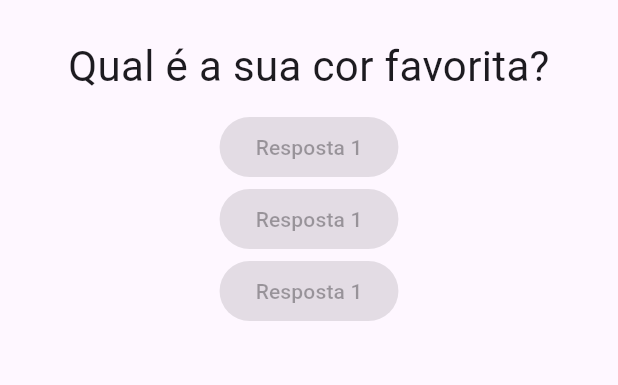
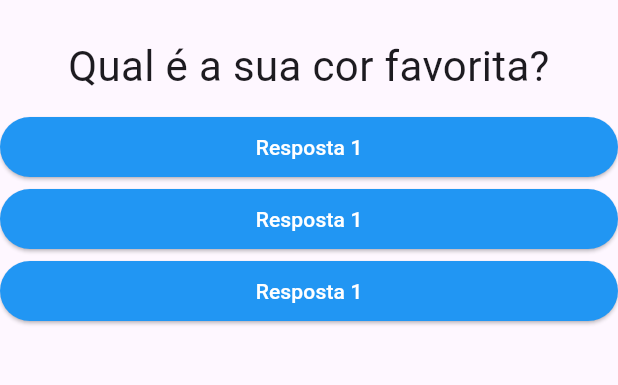
Before and after one commit to JonatasFSilva/curso_flutter, a Flutter app: the screen it shows after launch, on a phone screen of 412 x 824 dp, the part 63-448 px from its top. Run offline on Flutter 3.47's test engine with Material 3 defaults, Android fonts, the phone set to English and light mode, and no system bars.

Commit message:
repafotacao da classe resposta

```diff
--- a/projeto_perguntas/lib/main.dart
+++ b/projeto_perguntas/lib/main.dart
@@ -13,7 +13,6 @@ class _PerguntaAppState extends State<PerguntaApp> {
     setState(() {
       _perguntaSelecionada++; // incremento
     });
-    print(_perguntaSelecionada);
   }
 
   @override
@@ -30,9 +29,9 @@ class _PerguntaAppState extends State<PerguntaApp> {
         body: Column(
           children: <Widget>[
             Questao(perguntas[_perguntaSelecionada]),
-            Resposta("Resposta 1"),
-            Resposta("Resposta 2"),
-            Resposta("Resposta 3"),
+            Resposta("Resposta 1", _responder),
+            Resposta("Resposta 2", _responder),
+            Resposta("Resposta 3", _responder),
           ],
         ),
       ),
--- a/projeto_perguntas/lib/resposta.dart
+++ b/projeto_perguntas/lib/resposta.dart
@@ -2,12 +2,21 @@ import 'package:flutter/material.dart';
 
 class Resposta extends StatelessWidget {
   final String texto;
-  const Resposta(this.texto);
+  final void Function() quandoSelecionado;
+
+  const Resposta(this.texto, this.quandoSelecionado);
 
   @override
   Widget build(BuildContext context) {
-    return       const ElevatedButton(
-                onPressed: null, child: Text("Resposta 1"));
-
+    return SizedBox(
+      width: double.infinity,
+      child: ElevatedButton(
+        style: ElevatedButton.styleFrom(
+            backgroundColor: Colors.blue,
+            foregroundColor: Colors.white),
+        onPressed: quandoSelecionado,
+        child: const Text("Resposta 1"),
+      ),
+    );
   }
 }
```
Also changed, not shown: capturas/Captura de tela de 2024-03-25 08-48-10.png (added).
